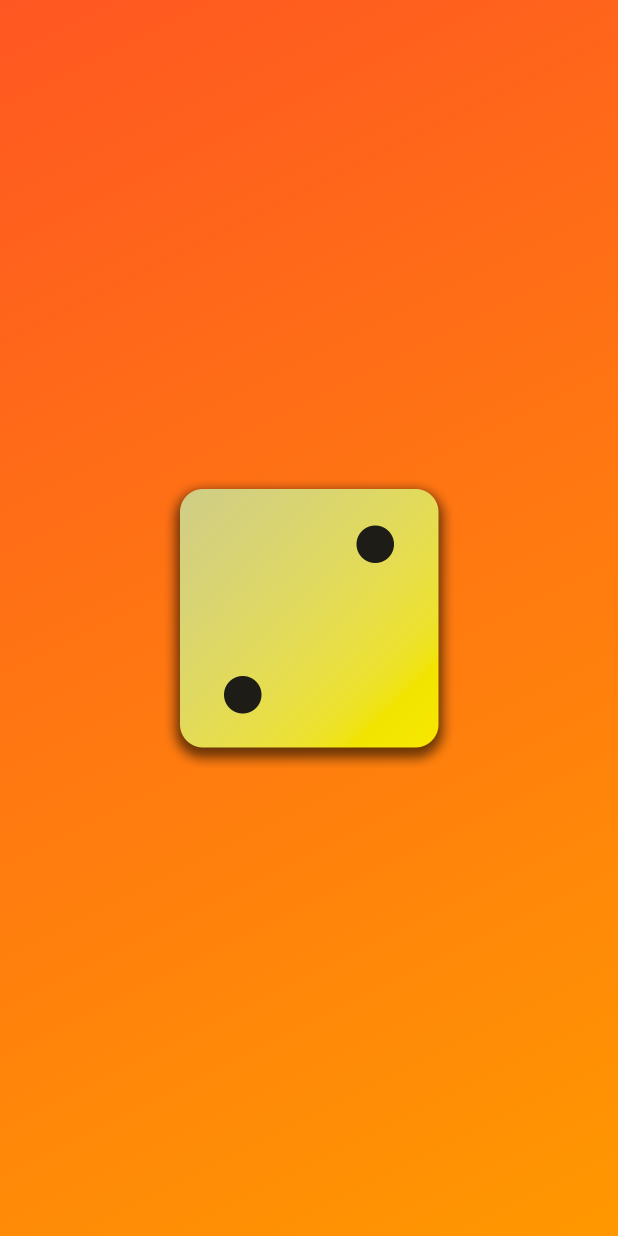
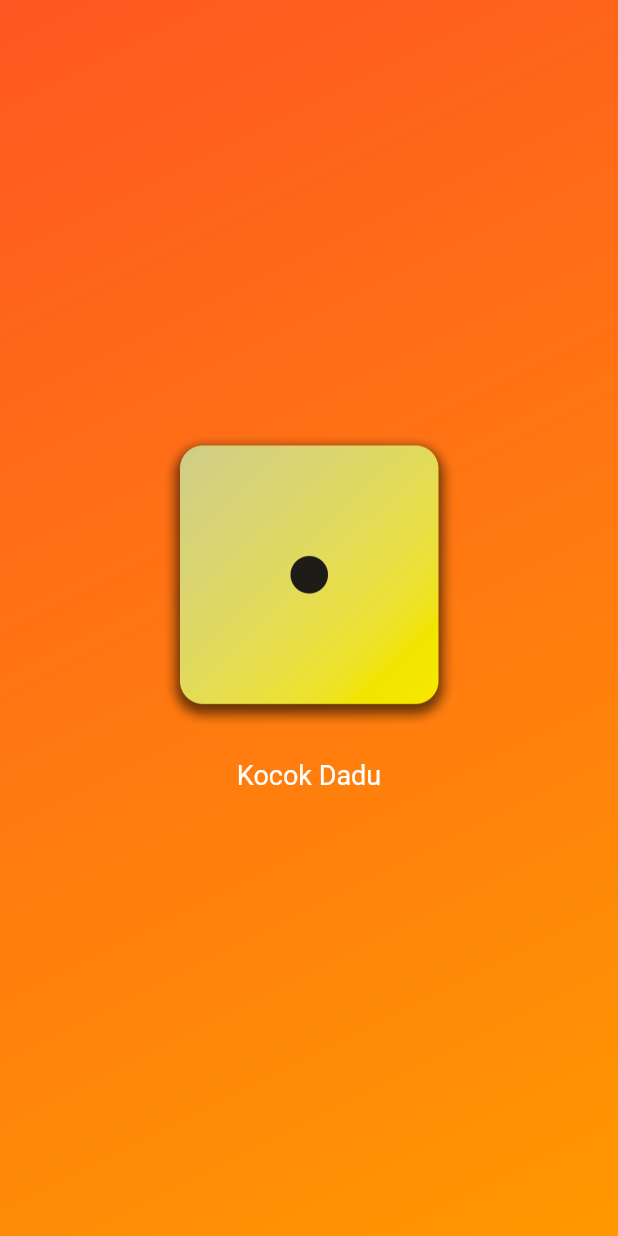
Before and after one commit to zarazzar/dice-app-flutter, a Flutter app: the screen it shows after launch, on a phone screen of 412 x 824 dp. Run offline on Flutter 3.47's test engine with Material 2 defaults, Android fonts, the phone set to English and light mode, and no system bars.

Commit message:
styling dice button

```diff
--- a/lib/gradient_container.dart
+++ b/lib/gradient_container.dart
@@ -2,18 +2,24 @@ import 'package:flutter/material.dart';
 
 import 'package:dice_app/styled_text.dart';
 
-final startAlignment = Alignment.topLeft;
-final endAlignment = Alignment.bottomRight;
+class gradient_container extends StatelessWidget {
+  gradient_container(this.color1, this.color2, {super.key});
 
-class gradient_container extends StatelessWidget {
-  const gradient_container(this.color1, this.color2, {super.key});
-
-  const gradient_container.orange({super.key})
+  gradient_container.orange({super.key})
       : color1 = Colors.deepOrange,
         color2 = Colors.orange;
 
   final Color color1;
   final Color color2;
+
+  final startAlignment = Alignment.topLeft;
+  final endAlignment = Alignment.bottomRight;
+  var activeDiceImage = 'assets/img/dice-1.png';
+
+  void onPressed() {
+    activeDiceImage = 'assets/img/dice-4.png';
+    print('Changing image...');
+  }
 
   @override
   Widget build(context) {
@@ -30,14 +36,35 @@ class gradient_container extends StatelessWidget {
         ),
       ),
       child: Center(
-        child: Image.asset(
-          'assets/img/dice-2.png',
-          width: 200,
-        ),
-      ),
+          child: Column(
+        mainAxisSize: MainAxisSize.min,
+        children: [
+          Image.asset(
+            activeDiceImage,
+            width: 200,
+          ),
+          const SizedBox(
+            height: 10,
+          ),
+          TextButton(
+            onPressed: onPressed,
+            style: TextButton.styleFrom(
+              // padding: const EdgeInsets.only(top: 20),
+              foregroundColor: Colors.white,
+              textStyle: const TextStyle(
+                fontSize: 18,
+              ),
+              // backgroundColor: Colors.orange),
+            ),
+            child: const Text('Kocok Dadu'),
+          )
+        ],
+      )),
     );
   }
 }
+
+
 
 // class gradient_container extends StatelessWidget {
 //   const gradient_container({required this.colors, super.key});
--- a/lib/main.dart
+++ b/lib/main.dart
@@ -3,7 +3,7 @@ import 'package:flutter/material.dart';
 import 'package:dice_app/gradient_container.dart';
 
 void main() {
-  runApp(const MaterialApp(
+  runApp(MaterialApp(
     home: Scaffold(
       //backgroundColor: Color.fromARGB(255, 105, 25, 255),
       body: gradient_container(Colors.deepOrange, Colors.orange),
```
